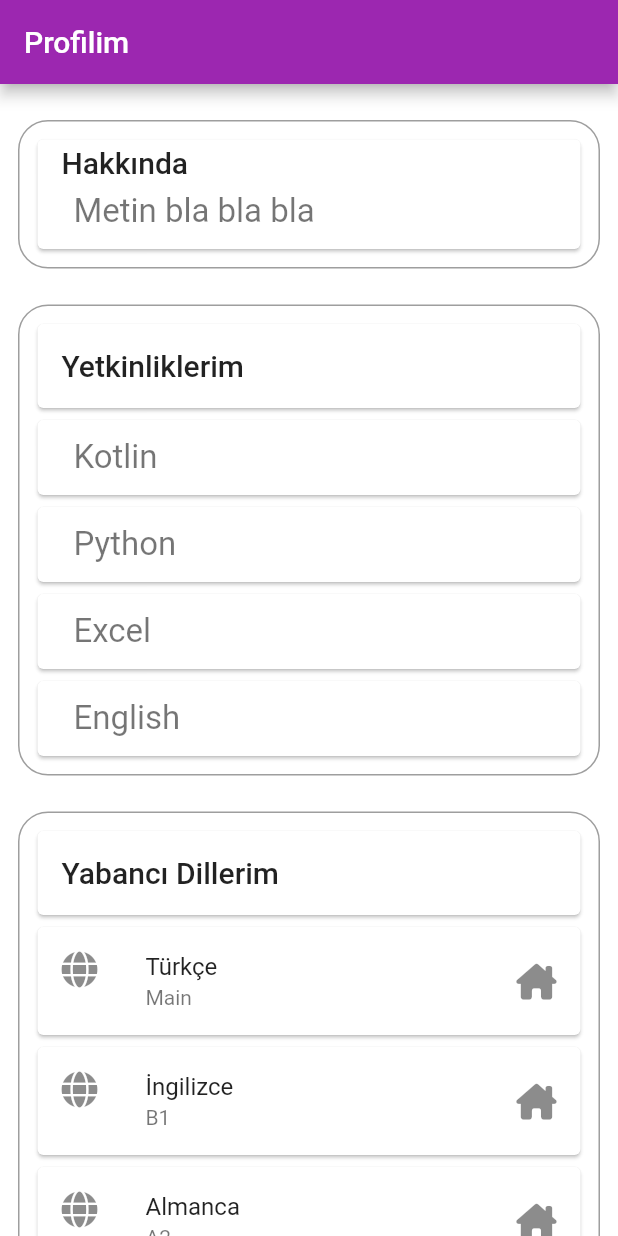
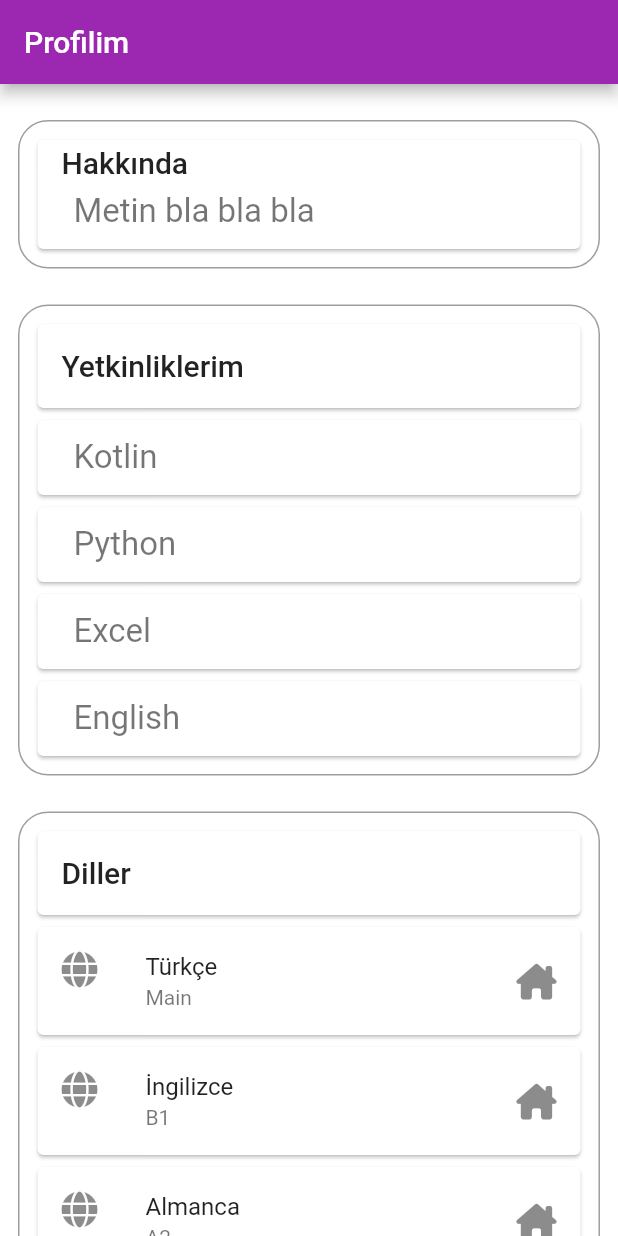
Before and after one commit to umutatakul/Tobeto_LMS_Project, a Flutter app: the screen it shows after launch, scrolled down 576 dp, on a phone screen of 412 x 824 dp. Run offline on Flutter 3.47's test engine with Material 3 defaults, Android fonts, the phone set to English and light mode, and no system bars; drawn by our look-alikes of animated_background; our stand-ins replace flutter_rating_bar, flutter_svg, font_awesome_flutter, google_fonts, pie_chart; network calls fail.

Commit message:
ProfileScreenStirngs() sınıfı oluşturuldu.

```diff
--- a/tobeto_lms_project/lib/constants/strings/profile_screen_strings.dart
+++ b/tobeto_lms_project/lib/constants/strings/profile_screen_strings.dart
@@ -0,0 +1,12 @@
+class ProfileScreenStrings {
+  //profile main screen strings
+  //titles:
+  final String myProfile = "Profilim";
+  final String about = "Hakkında";
+  final String mySkills = "Yetkinliklerim";
+  final String languages = "Diller";
+  final String socialMediaAccounts = "Medya Hesapları";
+  final String tobetoSuccesModel = "Tobeto Başaraı Modeli";
+
+  //profile sub screens strings
+}
--- a/tobeto_lms_project/lib/screens/profile_screen.dart
+++ b/tobeto_lms_project/lib/screens/profile_screen.dart
@@ -2,6 +2,7 @@ import 'package:animated_background/animated_background.dart';
 import 'package:flutter/material.dart';
 import 'package:font_awesome_flutter/font_awesome_flutter.dart';
 import 'package:tobeto_lms_project/constants/paths/paths_of_profile.dart';
+import 'package:tobeto_lms_project/constants/strings/profile_screen_strings.dart';
 import 'package:tobeto_lms_project/data/mock_data.dart';
 import 'package:tobeto_lms_project/widgets/profile_widgets/about_card_profile.dart';
 import 'package:tobeto_lms_project/widgets/profile_widgets/birthdate_card_profile.dart';
@@ -20,7 +21,7 @@ class ProfileScreen extends StatefulWidget {
   final mockDataFirstCard = ProfileInformationData();
   final List skillsList = ProfileInformationData().skills;
   final List languageList = ProfileInformationData().languages;
-
+  final profileStrings = ProfileScreenStrings();
   @override
   State<ProfileScreen> createState() => _ProfileScreenState();
 }
@@ -31,7 +32,7 @@ class _ProfileScreenState extends State<ProfileScreen>
   Widget build(BuildContext context) {
     return Scaffold(
       appBar: AppBar(
-        title: const Text("Profilim"),
+        title: Text(widget.profileStrings.myProfile),
       ),
       body: AnimatedBackground(
         behaviour: RandomParticleBehaviour(
@@ -104,20 +105,23 @@ class _ProfileScreenState extends State<ProfileScreen>
                 MailCardProfile(mail: widget.mockDataFirstCard.mail),
                 PhoneNumberCardProfile(
                     telephone: widget.mockDataFirstCard.phoneNumber),
-                const AboutCardProfile(
-                    title: "Hakkında", informationText: "Metin bla bla bla"),
+                AboutCardProfile(
+                    title: widget.profileStrings.about,
+                    informationText: "Metin bla bla bla"),
                 SkillsFieldProfile(
-                  title: "Yetkinliklerim",
+                  title: widget.profileStrings.mySkills,
                   skillDataList: widget.skillsList,
                 ),
                 LanguageFieldProfile(
-                    title: "Yabancı Dillerim",
-                    languageDataList: widget.languageList),
+                  title: widget.profileStrings.languages,
+                  languageDataList: widget.languageList,
+                ),
                 const CertificatesFieldProfile(),
-                const MediaAccountField(
-                  title: "Medya Hesapları",
+                MediaAccountField(
+                  title: widget.profileStrings.socialMediaAccounts,
                 ),
-                const SuccesModelProfileField(title: "Tobeto Bşaraı Modeli")
+                SuccesModelProfileField(
+                    title: widget.profileStrings.tobetoSuccesModel)
               ],
             ),
           ),
```
